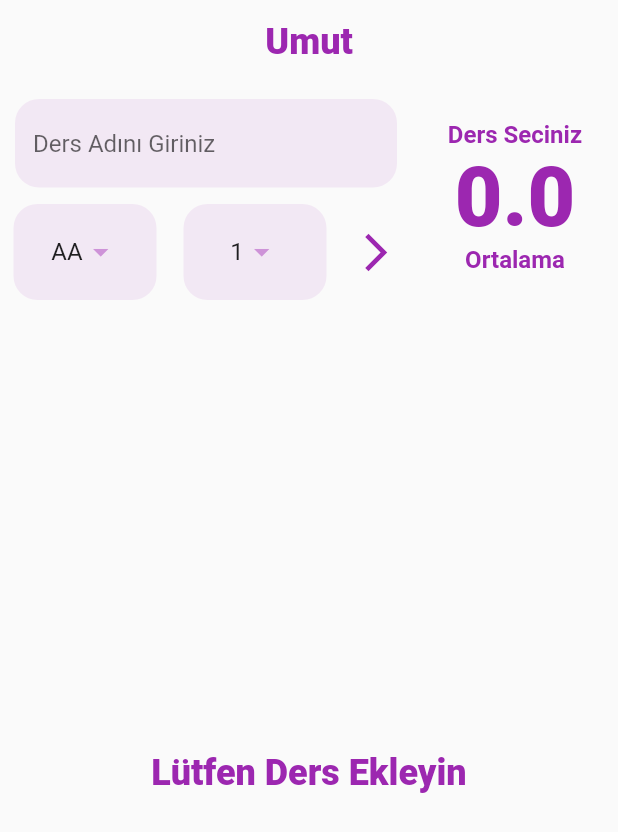
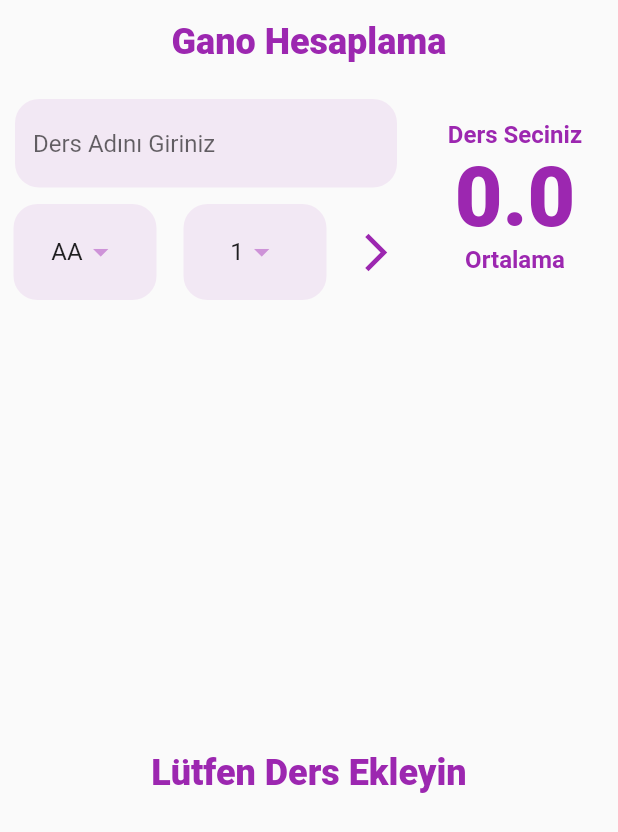
Before and after one commit to Murathaslak/College-GPA-Calculator, a Flutter app: the screen it shows after launch, on a phone screen of 412 x 824 dp. Shown: the top 832 px of the screen. Run offline on Flutter 3.47's test engine with Material 2 defaults, Android fonts, the phone set to English and light mode, and no system bars; Roboto replaces fonts that are missing (RobotoMono).

Commit message:
Update app_constants.dart

```diff
--- a/lib/constants/app_constants.dart
+++ b/lib/constants/app_constants.dart
@@ -4,7 +4,7 @@ import 'package:flutter/material.dart';
 
 class Sabitler {
   static const MaterialColor anaRenk = Colors.purple;
-  static const String baslikText = "Umut";
+  static const String baslikText = "Gano Hesaplama";
   static final TextStyle baslikStyle = TextStyle(
       fontFamily: "RobotoMono",
       fontSize: 24,
```
